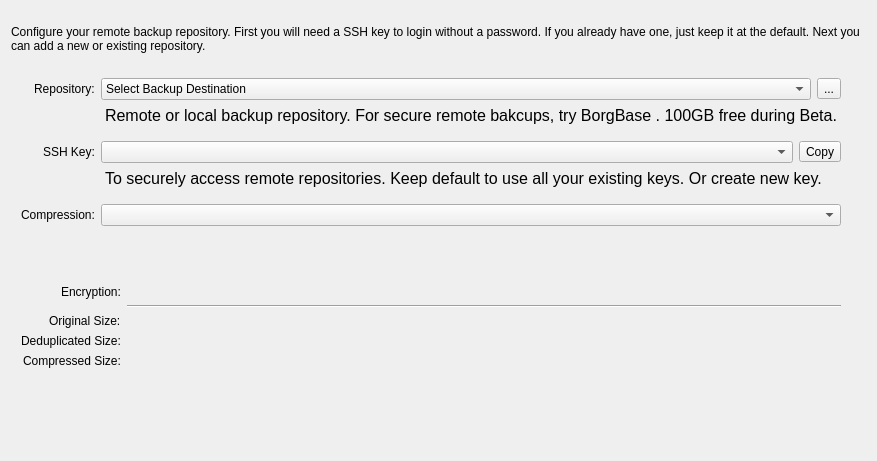
borgbase/vorta, file src/vorta/assets/UI/repotab.ui: the form before one commit.
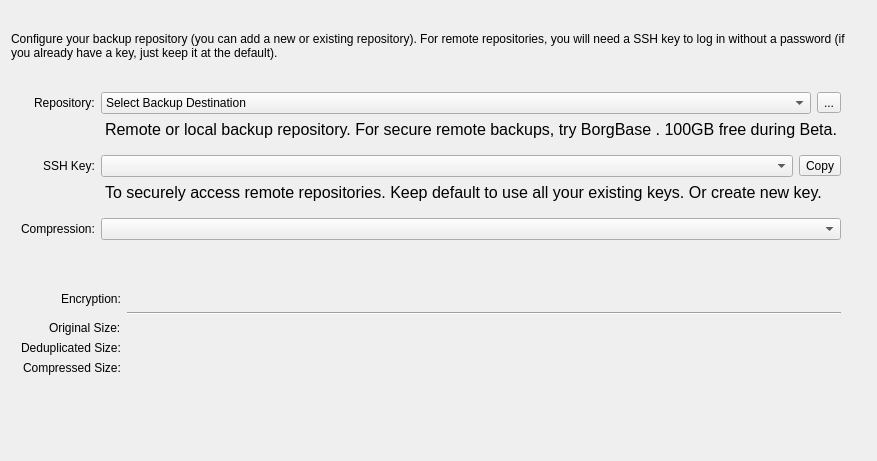
The form after the commit. Icons and pictures are not drawn.

Commit message: UI texts: improve wording, fix typos

The edit to the form file:
```diff
--- a/src/vorta/assets/UI/repotab.ui
+++ b/src/vorta/assets/UI/repotab.ui
@@ -32,7 +32,7 @@
       </sizepolicy>
      </property>
      <property name="text">
-      <string>Configure your remote backup repository. First you will need a SSH key to login without a password. If you already have one, just keep it at the default. Next you can add a new or existing repository.</string>
+      <string>Configure your backup repository (you can add a new or existing repository). For remote repositories, you will need a SSH key to log in without a password (if you already have a key, just keep it at the default).</string>
      </property>
      <property name="wordWrap">
       <bool>true</bool>
@@ -113,7 +113,7 @@
         <string notr="true">margin-bottom: 10</string>
        </property>
        <property name="text">
-        <string>&lt;html&gt;&lt;head/&gt;&lt;body&gt;&lt;p&gt;Remote or local backup repository. For secure remote bakcups, try &lt;a href=&quot;https://www.borgbase.com/?utm_source=vorta&amp;utm_medium=app&quot;&gt;&lt;span style=&quot; text-decoration: underline; color:#0000ff;&quot;&gt;BorgBase&lt;/span&gt;&lt;/a&gt;. 100GB free during Beta.&lt;/p&gt;&lt;/body&gt;&lt;/html&gt;</string>
+        <string>&lt;html&gt;&lt;head/&gt;&lt;body&gt;&lt;p&gt;Remote or local backup repository. For secure remote backups, try &lt;a href=&quot;https://www.borgbase.com/?utm_source=vorta&amp;utm_medium=app&quot;&gt;&lt;span style=&quot; text-decoration: underline; color:#0000ff;&quot;&gt;BorgBase&lt;/span&gt;&lt;/a&gt;. 100GB free during Beta.&lt;/p&gt;&lt;/body&gt;&lt;/html&gt;</string>
        </property>
        <property name="openExternalLinks">
         <bool>true</bool>
```
The commit also changes 6 other files.
